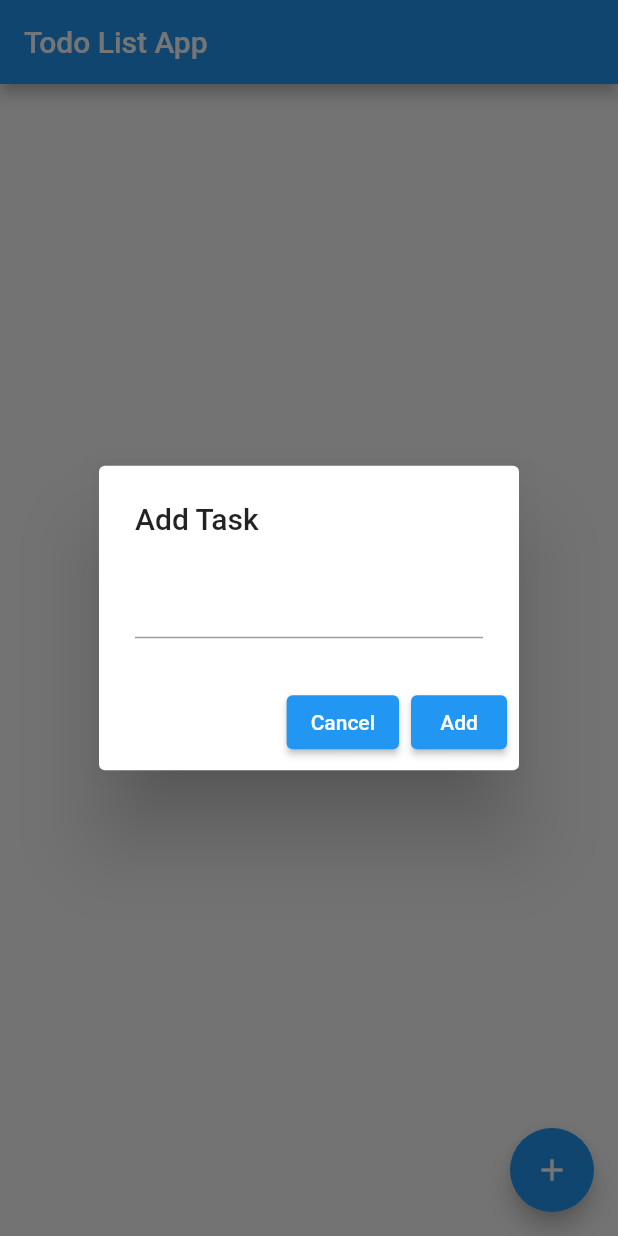
After one commit to joohhcse/app2, a Flutter app: the TodoListApp screen opened directly, after a tap on the "add" icon, on a phone screen of 412 x 824 dp. The commit adds this screen. Run offline on Flutter 3.47's test engine with Material 2 defaults, Android fonts, the phone set to English and light mode, and no system bars.

Commit message:
Add files

```diff
--- /dev/null
+++ b/lib/temp2.dart
@@ -0,0 +1,89 @@
+
+import 'package:flutter/material.dart';
+
+void main() {
+  runApp(MyApp());
+}
+
+//TodoListApp
+class MyApp extends StatelessWidget {
+  @override
+  Widget build(BuildContext context) {
+    return MaterialApp(
+      home: TodoListApp(),
+    );
+  }
+}
+
+
+class TodoListApp extends StatefulWidget {
+  @override
+  _TodoListAppState createState() => _TodoListAppState();
+}
+
+class _TodoListAppState extends State<TodoListApp> {
+  List<String> _tasks = [];
+
+  void _addTask(String task) {
+    setState(() {
+      _tasks.add(task);
+    });
+  }
+
+  void _removeTask(int index) {
+    setState(() {
+      _tasks.removeAt(index);
+    });
+  }
+
+  @override
+  Widget build(BuildContext context) {
+    return Scaffold(
+      appBar: AppBar(
+        title: Text('Todo List App'),
+      ),
+      body: ListView.builder(
+        itemCount: _tasks.length,
+        itemBuilder: (context, index) {
+          return ListTile(
+            title: Text(_tasks[index]),
+            trailing: IconButton(
+              icon: Icon(Icons.delete),
+              onPressed: () => _removeTask(index),
+            ),
+          );
+        },
+      ),
+      floatingActionButton: FloatingActionButton(
+        onPressed: () {
+          showDialog(
+            context: context,
+            builder: (context) {
+              return AlertDialog(
+                title: Text('Add Task'),
+                content: TextField(
+                  onChanged: (value) => _addTask(value),
+                ),
+                actions: [
+                  ElevatedButton(
+                    onPressed: () => Navigator.pop(context),
+                    child: Text('Cancel'),
+                  ),
+                  ElevatedButton(
+                    onPressed: () {
+                      Navigator.pop(context);
+                      // Call _addTask function with the TextField value
+                      _addTask("New Task");
+                    },
+                    child: Text('Add'),
+                  ),
+                ],
+              );
+            },
+          );
+        },
+        child: Icon(Icons.add),
+      ),
+    );
+  }
+}
```
Also changed, not shown: lib/temp.dart (+52 -4 lines), lib/temp3.dart (added, +107 -0 lines).
